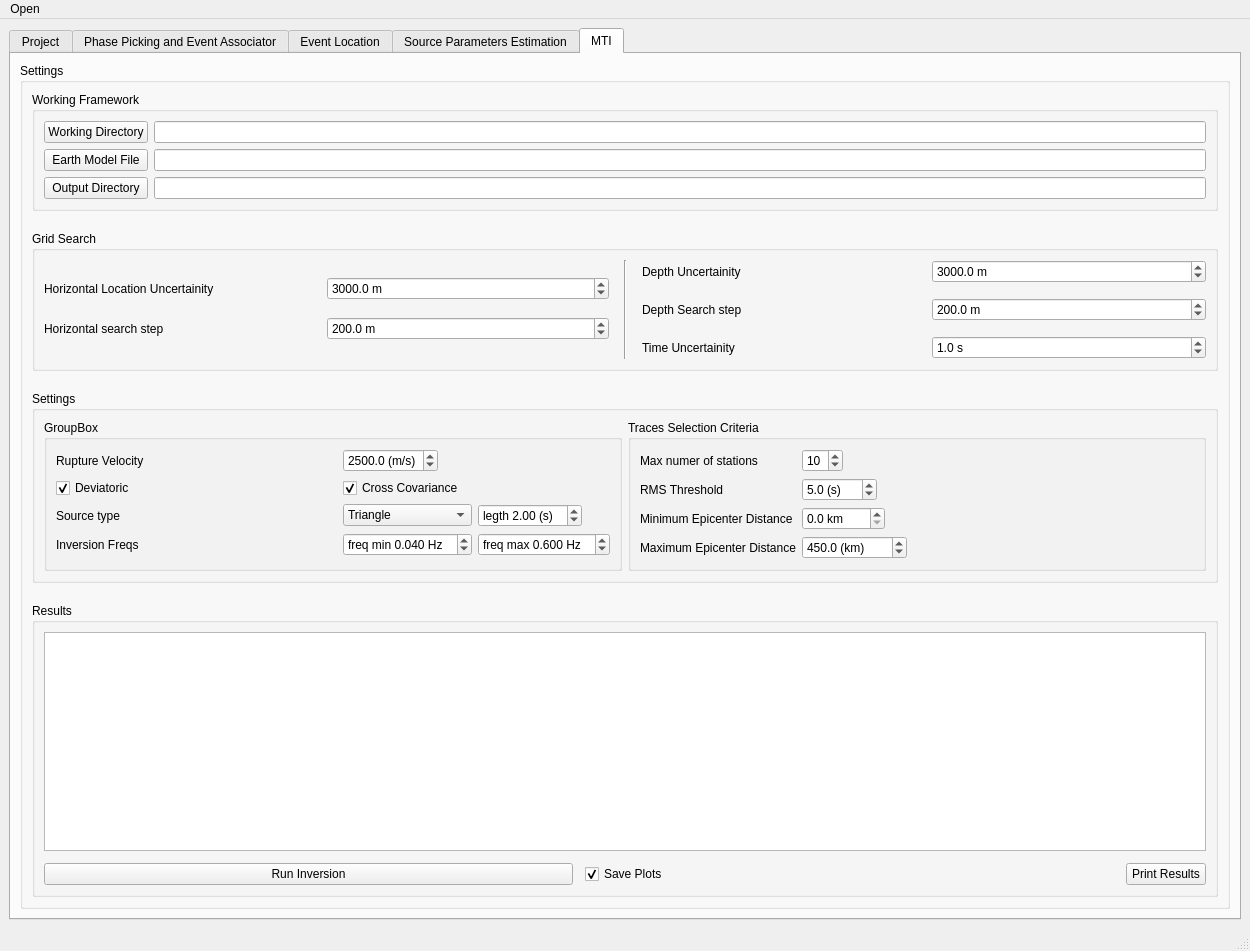
Before: the Qt Designer form surfquake/resources/designer_uis/loc_flow.ui in rcabdia/SurfQuake, drawn with Qt 5.
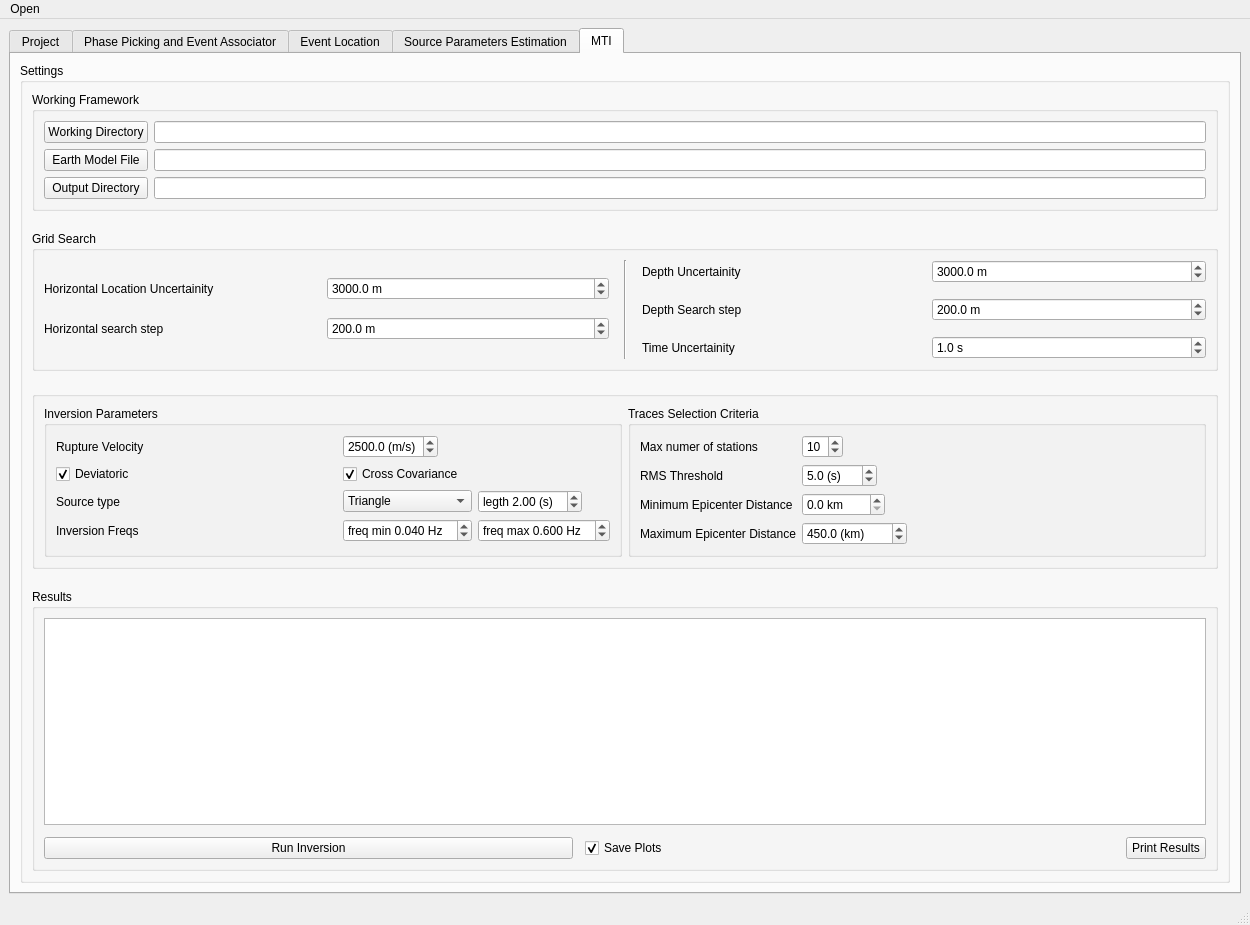
After: the same form once the commit is applied. The open tabs and pages were chosen to show the change. Icons and pictures are not drawn.

Commit message: Renaming widgets in MTI

Patch:
```diff
--- a/surfquake/resources/designer_uis/loc_flow.ui
+++ b/surfquake/resources/designer_uis/loc_flow.ui
@@ -7,7 +7,7 @@
     <x>0</x>
     <y>0</y>
     <width>1250</width>
-    <height>951</height>
+    <height>925</height>
    </rect>
   </property>
   <property name="windowTitle">
@@ -2376,13 +2376,13 @@
               </size>
              </property>
              <property name="title">
-              <string>Settings</string>
+              <string/>
              </property>
              <layout class="QHBoxLayout" name="horizontalLayout_7">
               <item>
                <widget class="QGroupBox" name="groupBox_27">
                 <property name="title">
-                 <string>GroupBox</string>
+                 <string>Inversion Parameters</string>
                 </property>
                 <layout class="QGridLayout" name="gridLayout_26">
                  <item row="4" column="0">
```
The commit also changes 1 other file.
